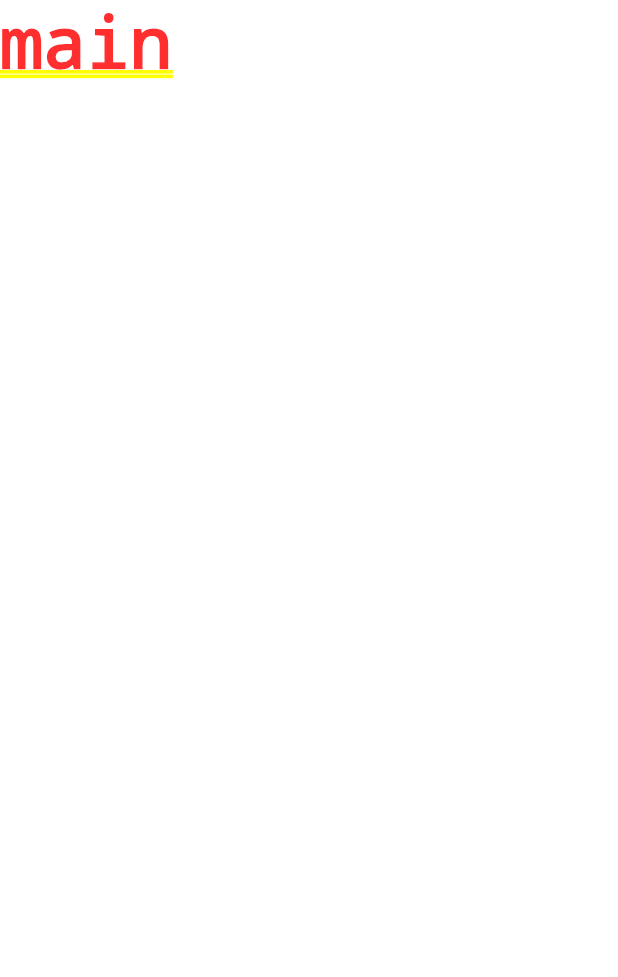
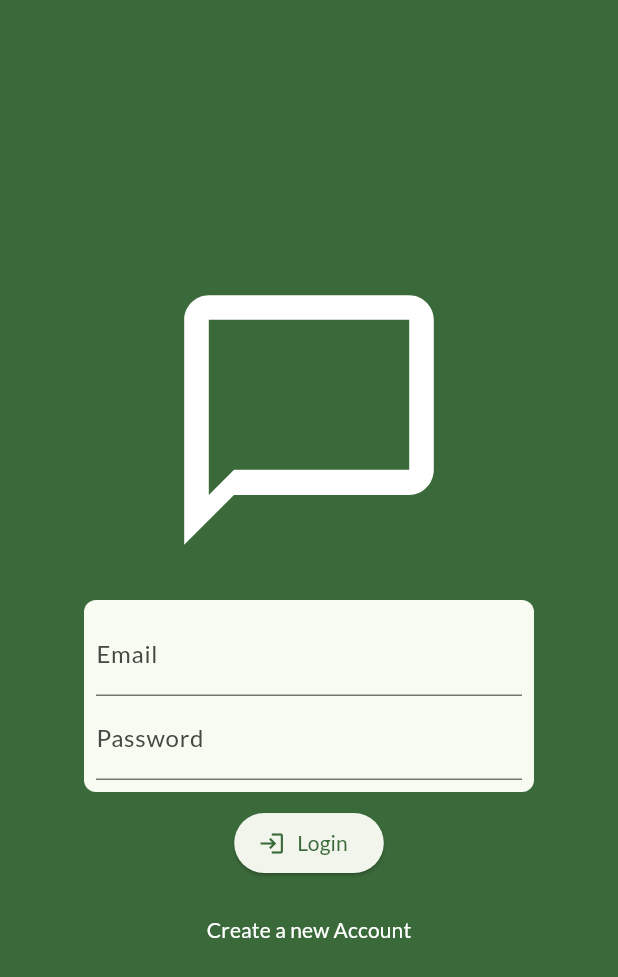
Before and after one commit to swaroopa-msil/flutter_training, a Flutter app: the screen it shows after launch, on a phone screen of 412 x 824 dp. Shown: the top 977 px of the screen. Run offline on Flutter 3.47's test engine with Material 3 defaults, Android fonts, the phone set to English and light mode, and no system bars; our stand-ins replace cloud_firestore, firebase_auth, firebase_core, firebase_messaging, firebase_storage, flutter_riverpod and 2 more; accounts and stored records are empty; generated files the repository leaves out were written again.

Commit message:
- firebase - firestore, storage, messaging features

```diff
--- a/lib/main.dart
+++ b/lib/main.dart
@@ -1,25 +1,66 @@
+import 'package:firebase_auth/firebase_auth.dart';
+import 'package:firebase_messaging/firebase_messaging.dart';
 import 'package:flutter/material.dart';
 import 'package:google_fonts/google_fonts.dart';
 import 'package:flutter_riverpod/flutter_riverpod.dart';
+import 'package:march09/screen/authentication.dart';
+import 'package:firebase_core/firebase_core.dart';
+import 'package:march09/screen/chat_screen.dart';
+import 'package:march09/screen/splash_screen.dart';
+import 'firebase_options.dart';
 
 final theme = ThemeData(
   useMaterial3: true,
   colorScheme: ColorScheme.fromSeed(
-    brightness: Brightness.dark,
-    seedColor: const Color.fromARGB(255, 131, 57, 0),
+    seedColor: const Color.fromARGB(255, 29, 101, 38),
   ),
   textTheme: GoogleFonts.latoTextTheme(),
 );
 
-void main() {
+void main() async{
+  WidgetsFlutterBinding.ensureInitialized();
+  await Firebase.initializeApp(
+    options: DefaultFirebaseOptions.currentPlatform,
+  );
   runApp(const ProviderScope(child: App()));
 }
 
-class App extends StatelessWidget {
+class App extends StatefulWidget {
   const App({super.key});
 
   @override
+  State<App> createState() => _AppState();
+}
+
+class _AppState extends State<App> {
+
+  void setUpPushNotification() async{
+    final fcm =  FirebaseMessaging.instance;
+    await fcm.requestPermission();
+    fcm.subscribeToTopic('chat');
+  }
+
+  @override
+  void initState() {
+    super.initState();
+    setUpPushNotification();
+  }
+
+  @override
   Widget build(BuildContext context) {
-    return MaterialApp(theme: theme, home: const Text("main"));
+    return MaterialApp(theme: theme,
+        title: 'FlutterChat',
+        home: StreamBuilder(
+          stream: FirebaseAuth.instance.authStateChanges(),
+            builder: (ctx,snapshot){
+            if(snapshot.connectionState == ConnectionState.waiting){
+              return const SplashScreen();
+            }
+               if(snapshot.hasData){
+                  return const ChatScreen();
+               }
+               return const AuthenticationScreen();
+            },
+        ));
   }
 }
--- /dev/null
+++ b/lib/screen/authentication.dart
@@ -0,0 +1,177 @@
+import 'package:cloud_firestore/cloud_firestore.dart';
+import 'package:firebase_auth/firebase_auth.dart';
+import 'package:firebase_storage/firebase_storage.dart';
+import 'package:flutter/material.dart';
+
+import '../widget/user_image_picker.dart';
+import 'dart:io';
+
+class AuthenticationScreen extends StatefulWidget {
+  const AuthenticationScreen({super.key});
+
+  @override
+  State<AuthenticationScreen> createState() => _AuthenticationScreenState();
+}
+
+final firebase = FirebaseAuth.instance;
+
+class _AuthenticationScreenState extends State<AuthenticationScreen> {
+  bool _isLogin = true;
+  final _form = GlobalKey<FormState>();
+  String? _enteredEmail;
+  String? _enteredPassWord;
+  String _enteredUserName = '';
+  File? _selectedImage;
+  bool _isAuthenticating = false;
+
+  void _submit() async{
+  final isValid =  _form.currentState!.validate();
+  if(!isValid || !_isLogin && _selectedImage == null){
+       return;
+  }
+  _form.currentState!.save();
+  try{
+    setState(() {
+      _isAuthenticating = true;
+    });
+  if(_isLogin){
+    final credential = await firebase.signInWithEmailAndPassword(email: _enteredEmail!, password: _enteredPassWord!);
+  }else{
+    final credential = await firebase.createUserWithEmailAndPassword(email: _enteredEmail!, password: _enteredPassWord!);
+    final storageRef = FirebaseStorage.instance.ref().child('user_images').child('${credential.user!.uid}.jpg');
+    storageRef.putFile(_selectedImage!);
+   final imageUrl =  await storageRef.getDownloadURL();
+   await FirebaseFirestore.instance.collection('users').doc( credential.user!.uid).set(
+     {
+       'username':_enteredUserName,
+       'email': _enteredEmail,
+       'image_url':imageUrl
+     }
+   );
+  }
+  } on FirebaseAuthException catch(error){
+  ScaffoldMessenger.of(context).clearSnackBars();
+  if(error.code == 'email-already-in-use'){
+  ScaffoldMessenger.of(context).showSnackBar(SnackBar(content: Text(error.message ?? 'Authentication failed')));
+  }
+  ScaffoldMessenger.of(context).showSnackBar(SnackBar(content: Text(error.message ?? 'Authentication failed')));
+  }
+ setState(() {
+   _isAuthenticating = false;
+ });
+  }
+
+  @override
+  Widget build(BuildContext context) {
+    return Scaffold(
+      backgroundColor: Theme.of(context).colorScheme.primary,
+      body: Center(
+        child: SingleChildScrollView(
+              child: Column(
+                mainAxisAlignment: MainAxisAlignment.center,
+                children: [
+                  Icon(Icons.chat_bubble_outline,color:Theme.of(context).colorScheme.onPrimary ,size: 200),
+                  const SizedBox(height: 20),
+                  Container(
+                    width: 300,
+                    decoration: BoxDecoration(
+                      color: Theme.of(context).colorScheme.background,
+                      borderRadius: BorderRadius.circular(8)
+                    ),
+                    child: Padding(
+                      padding: const EdgeInsets.all(8.0),
+                      child: Form(
+                        key: _form,
+                        child: Column(
+                          children: [
+                            if(!_isLogin)
+                               UserImagePicker(onImagePicked: (pickedImage){
+                                _selectedImage = pickedImage;
+                              } ),
+                             TextFormField(
+                              decoration: const InputDecoration(
+                                labelText: 'Email'
+                              ),
+                              autocorrect: false,
+                              keyboardType: TextInputType.emailAddress,
+                              textCapitalization: TextCapitalization.none,
+                              validator: (value){
+                                if(value == null || value.trim().isEmpty || !value.contains('@')){
+                                  return 'Please enter valid emailId';
+                                }
+                                return null;
+                              },
+                              onSaved: (value){
+                                _enteredEmail = value;
+                              },
+                            ),
+                            if(!_isLogin)
+                            TextFormField(
+                              decoration: const InputDecoration(
+                                labelText: 'UserName'
+                              ),
+                              enableSuggestions: false,
+                              validator: (value){
+                                if(value == null || value.trim().isEmpty || value.trim().length <4){
+                                  return 'Please enter valid username';
+                                }
+                                return null;
+                              },
+                              onSaved: (value){
+                                _enteredUserName = value!;
+                              },
+                            ),
+                            TextFormField(
+                              decoration: const InputDecoration(
+                                  labelText: 'Password'
+                              ),
+                              obscureText: true,
+                              validator: (value){
+                                if(value == null || value.trim().length <6){
+                                 return 'Please enter password with more than 6 letters';
+                                }
+                                return null;
+                              },
+                              onSaved: (value){
+                                _enteredPassWord = value;
+                              },
+                            ),
+                          ],
+                        ),
+                      ),
+                    ),
+                  ),
+                  const SizedBox(height: 10),
+                  if(_isAuthenticating)
+                    const CircularProgressIndicator(
+                      color: Colors.blue,
+                    ),
+                  if(!_isAuthenticating)
+                  ElevatedButton.icon(onPressed: _submit,
+                      icon: const Icon(Icons.login),label: Text(
+                      _isLogin ? 'Login' : 'SignUp'
+                  )),
+                  const SizedBox(height: 10),
+                  if(!_isAuthenticating)
+                  TextButton(onPressed: (){
+                   setState(() {
+                     if(_form.currentState != null){
+                       _form.currentState!.reset();
+                     }
+                     _isLogin = !_isLogin;
+                   });
+                  }, child: Text(
+                      _isLogin ? 'Create a new Account' : 'Already have an Account',
+                    style: TextStyle(
+                      color: Theme.of(context).colorScheme.onSecondary
+                    ),
+                  ))
+
+                ],
+              ),
+
+        ),
+      ),
+    );
+  }
+}
--- a/pubspec.yaml
+++ b/pubspec.yaml
@@ -38,6 +38,12 @@ dependencies:
   google_fonts: ^6.2.1
   transparent_image: ^2.0.1
   flutter_riverpod: ^2.5.1
+  firebase_core: ^2.30.0
+  firebase_auth: ^4.19.2
+  firebase_storage: ^11.7.2
+  image_picker: ^1.1.0
+  cloud_firestore: ^4.17.0
+  firebase_messaging: ^14.8.2
 
 dev_dependencies:
   flutter_test:
```
Also changed, not shown: lib/screen/chat_screen.dart (added, +29 -0 lines), lib/screen/splash_screen.dart (added, +20 -0 lines), lib/widget/chat_message.dart (added, +48 -0 lines), lib/widget/message_bubble.dart (added, +147 -0 lines), lib/widget/new_message.dart (added, +64 -0 lines), lib/widget/user_image_picker.dart (added, +43 -0 lines), pubspec.lock, 7 other files.
